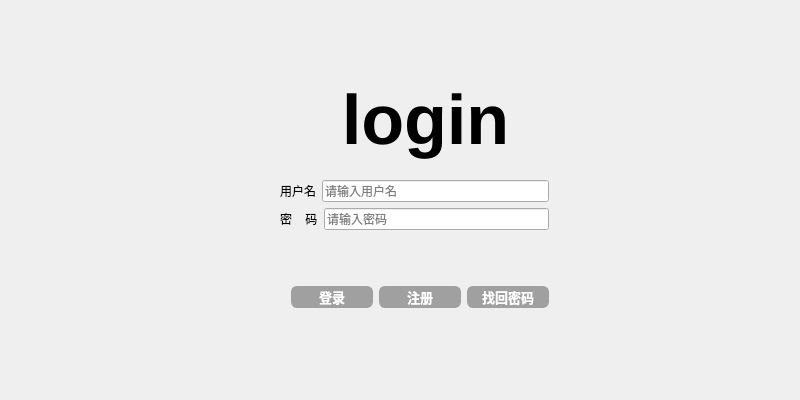
Qt form client/dialog.ui (IM-Commnue/IM-Internship-BIT) before a commit.
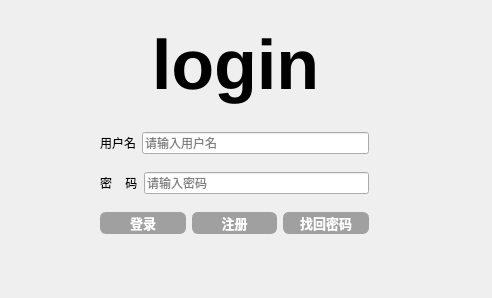
The same form after that commit. Icons and pictures are not drawn. Custom widgets are drawn as their Qt base class.

The edit to the form file:
```diff
--- a/client/dialog.ui
+++ b/client/dialog.ui
@@ -6,8 +6,8 @@
    <rect>
     <x>0</x>
     <y>0</y>
-    <width>800</width>
-    <height>400</height>
+    <width>492</width>
+    <height>298</height>
    </rect>
   </property>
   <property name="windowTitle">
@@ -16,8 +16,8 @@
   <widget class="QWidget" name="layoutWidget">
    <property name="geometry">
     <rect>
-     <x>280</x>
-     <y>180</y>
+     <x>100</x>
+     <y>120</y>
      <width>269</width>
      <height>128</height>
     </rect>
@@ -27,9 +27,6 @@
      <layout class="QHBoxLayout" name="horizontalLayout">
       <item>
        <widget class="QLabel" name="label_2">
-        <property name="styleSheet">
-         <string notr="true">阿</string>
-        </property>
         <property name="text">
          <string>用户名</string>
         </property>
@@ -48,9 +45,6 @@
      <layout class="QHBoxLayout" name="horizontalLayout_2">
       <item>
        <widget class="QLabel" name="label">
-        <property name="styleSheet">
-         <string notr="true"/>
-        </property>
         <property name="text">
          <string>密    码</string>
         </property>
@@ -68,34 +62,8 @@
       </item>
      </layout>
     </item>
-    <item>
-     <spacer name="verticalSpacer">
-      <property name="orientation">
-       <enum>Qt::Vertical</enum>
-      </property>
-      <property name="sizeHint" stdset="0">
-       <size>
-        <width>20</width>
-        <height>40</height>
-       </size>
-      </property>
-     </spacer>
-    </item>
     <item>
      <layout class="QHBoxLayout" name="horizontalLayout_3">
-      <item>
-       <spacer name="horizontalSpacer">
-        <property name="orientation">
-         <enum>Qt::Horizontal</enum>
-        </property>
-        <property name="sizeHint" stdset="0">
-         <size>
-          <width>40</width>
-          <height>20</height>
-         </size>
-        </property>
-       </spacer>
-      </item>
       <item>
        <widget class="QPushButton" name="loginBtn">
         <property name="styleSheet">
@@ -202,10 +170,10 @@
   <widget class="QLabel" name="login">
    <property name="geometry">
     <rect>
-     <x>320</x>
-     <y>70</y>
+     <x>130</x>
+     <y>20</y>
      <width>211</width>
-     <height>101</height>
+     <height>91</height>
     </rect>
    </property>
    <property name="styleSheet">
@@ -228,8 +196,8 @@
     <rect>
      <x>0</x>
      <y>0</y>
-     <width>800</width>
-     <height>400</height>
+     <width>491</width>
+     <height>301</height>
     </rect>
    </property>
    <property name="contextMenuPolicy">
```
Left out of the diff: 13 changed lines with no effect on the pictures.
